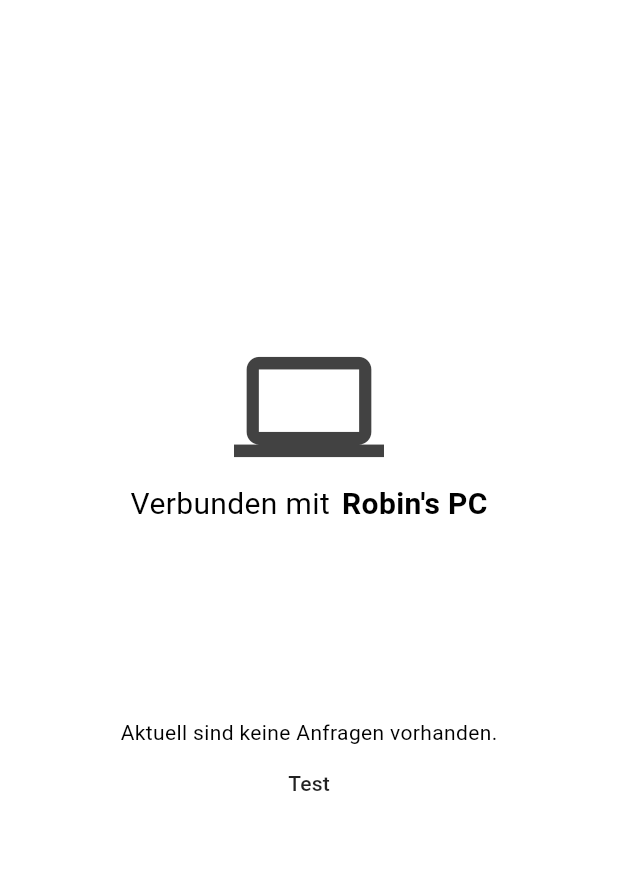
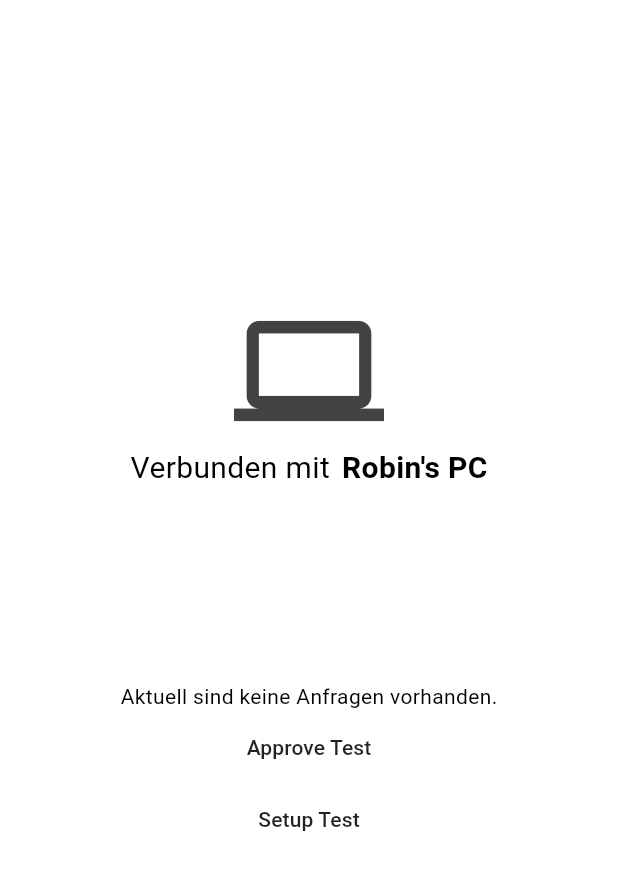
Before and after one commit to pro4-veracrypt-2fa/VeraCrypt-2FA-App, a Flutter app: the screen it shows after launch, on a phone screen of 412 x 824 dp, the part 84-974 px from its top. Run offline on Flutter 3.47's test engine with Material 3 defaults, Android fonts, the phone set to English and light mode, and no system bars; our stand-ins replace go_router; missing offline and left inert: mobile_scanner; Roboto replaces fonts that are missing (Sofia Pro Soft).

Commit message:
Modified home.dart

```diff
--- a/lib/page/home.dart
+++ b/lib/page/home.dart
@@ -51,7 +51,13 @@ class _HomePageState extends State<HomePage> {
               onPressed: () => {
                 GoRouter.of(context).push(Routes.incomingRequest),
               },
-              child: const Text("Test"),
+              child: const Text("Approve Test"),
+            ),
+            MaterialButton(
+              onPressed: () => {
+                GoRouter.of(context).push(Routes.pairing),
+              },
+              child: const Text("Setup Test"),
             ),
           ],
         ),
```
